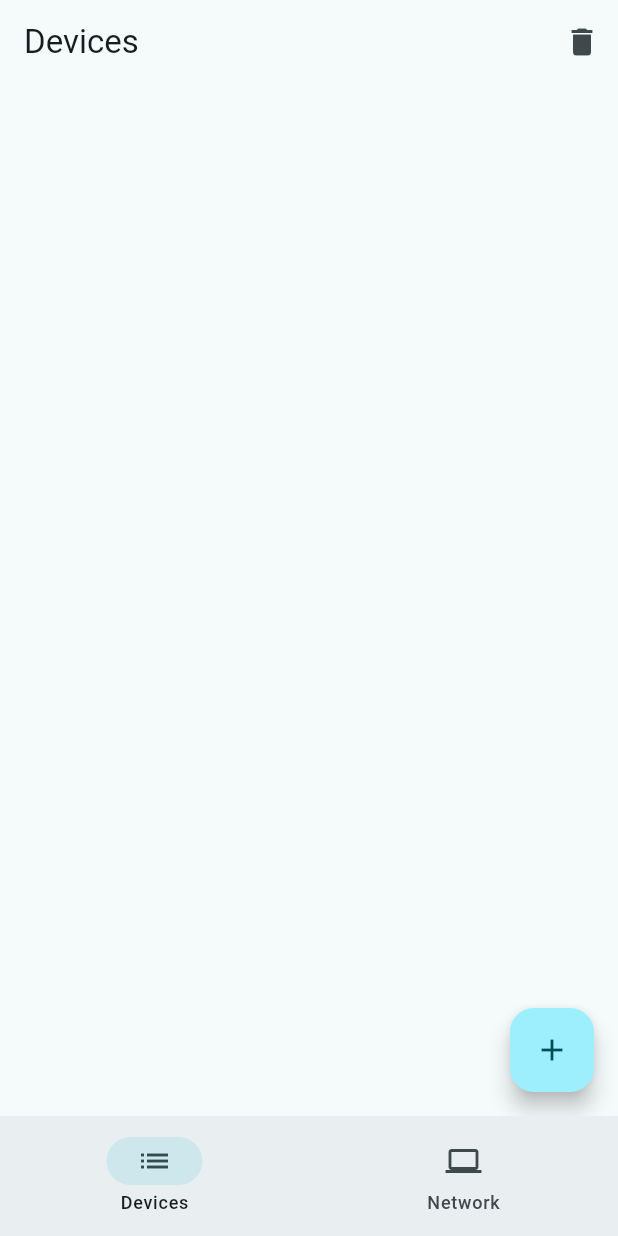
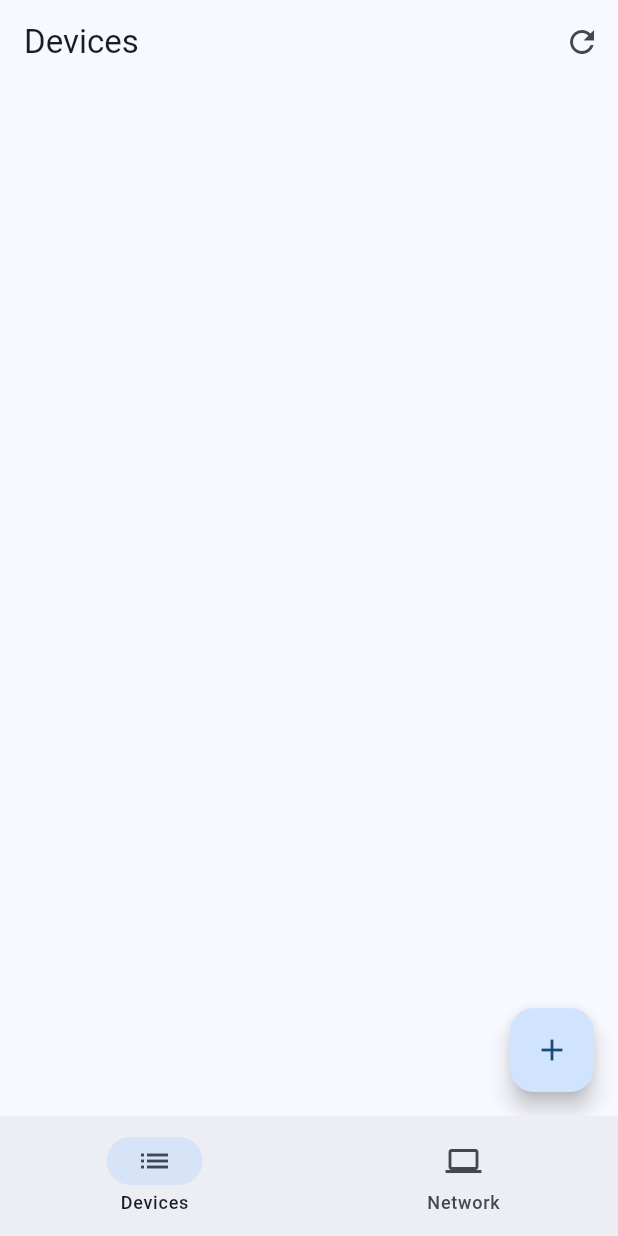
Before and after one commit to SeyitMuratKaya/wakeonlan, a Flutter app: the screen it shows after launch, on a phone screen of 412 x 824 dp. Run offline on Flutter 3.47's test engine with Material 2 defaults, Android fonts, the light colour scheme and no system bars; drawn by our look-alikes of dynamic_color; our stand-ins replace convert.

Commit message:
add dynamic color and wake on lan functions

```diff
--- a/lib/main.dart
+++ b/lib/main.dart
@@ -2,25 +2,47 @@ import 'package:flutter/material.dart';
 import 'package:wakeonlan/file_manager.dart';
 import 'package:wakeonlan/pages/devices_page.dart';
 import 'package:wakeonlan/pages/network_page.dart';
+import 'package:dynamic_color/dynamic_color.dart';
 
-void main() => runApp(
-      MaterialApp(
-        home: const ExampleApp(),
-        theme: ThemeData(
-          useMaterial3: true,
-          colorSchemeSeed: const Color(0x00F2F2F2),
-        ),
-      ),
-    );
+void main() => runApp(const Home());
 
-class ExampleApp extends StatefulWidget {
-  const ExampleApp({super.key});
+class Home extends StatelessWidget {
+  const Home({super.key});
+
+  static final _defaultLightColorScheme =
+      ColorScheme.fromSeed(seedColor: Colors.blue);
+
+  static final _defaultDarkColorScheme =
+      ColorScheme.fromSeed(seedColor: Colors.blue, brightness: Brightness.dark);
 
   @override
-  State<ExampleApp> createState() => _ExampleAppState();
+  Widget build(BuildContext context) {
+    return DynamicColorBuilder(builder: (lightDynamic, darkDynamic) {
+      return MaterialApp(
+        title: 'WakeOnLan',
+        theme: ThemeData(
+          colorScheme: lightDynamic?.harmonized() ?? _defaultLightColorScheme,
+          useMaterial3: true,
+        ),
+        darkTheme: ThemeData(
+          colorScheme: darkDynamic?.harmonized() ?? _defaultDarkColorScheme,
+          useMaterial3: true,
+        ),
+        themeMode: ThemeMode.system,
+        home: const BottomNavigation(),
+      );
+    });
+  }
 }
 
-class _ExampleAppState extends State<ExampleApp> {
+class BottomNavigation extends StatefulWidget {
+  const BottomNavigation({super.key});
+
+  @override
+  State<BottomNavigation> createState() => _BottomNavigationState();
+}
+
+class _BottomNavigationState extends State<BottomNavigation> {
   int currentPageIndex = 0;
 
   @override
--- a/lib/pages/devices_page.dart
+++ b/lib/pages/devices_page.dart
@@ -97,7 +97,7 @@ class _DevicesPageState extends State<DevicesPage> {
         title: const Text("Devices"),
         actions: [
           IconButton(
-            icon: const Icon(Icons.delete),
+            icon: const Icon(Icons.refresh),
             tooltip: 'Refresh Devices',
             onPressed: () {},
           ),
--- /dev/null
+++ b/lib/wol/wol.dart
@@ -0,0 +1,3 @@
+export './address_ipv4.dart';
+export './address_mac.dart';
+export './wake_on_lan.dart';
--- a/pubspec.yaml
+++ b/pubspec.yaml
@@ -7,6 +7,8 @@ environment:
   sdk: '>=2.19.3 <3.0.0'
 
 dependencies:
+  convert: ^3.1.1
+  dynamic_color: ^1.6.2
   flutter:
     sdk: flutter
   path_provider: ^2.0.13
```
Also changed, not shown: lib/device_item.dart (+13 -1 lines), lib/wol/address_ipv4.dart (added, +36 -0 lines), lib/wol/address_mac.dart (added, +48 -0 lines), lib/wol/wake_on_lan.dart (added, +79 -0 lines), pubspec.lock, 5 other files.
